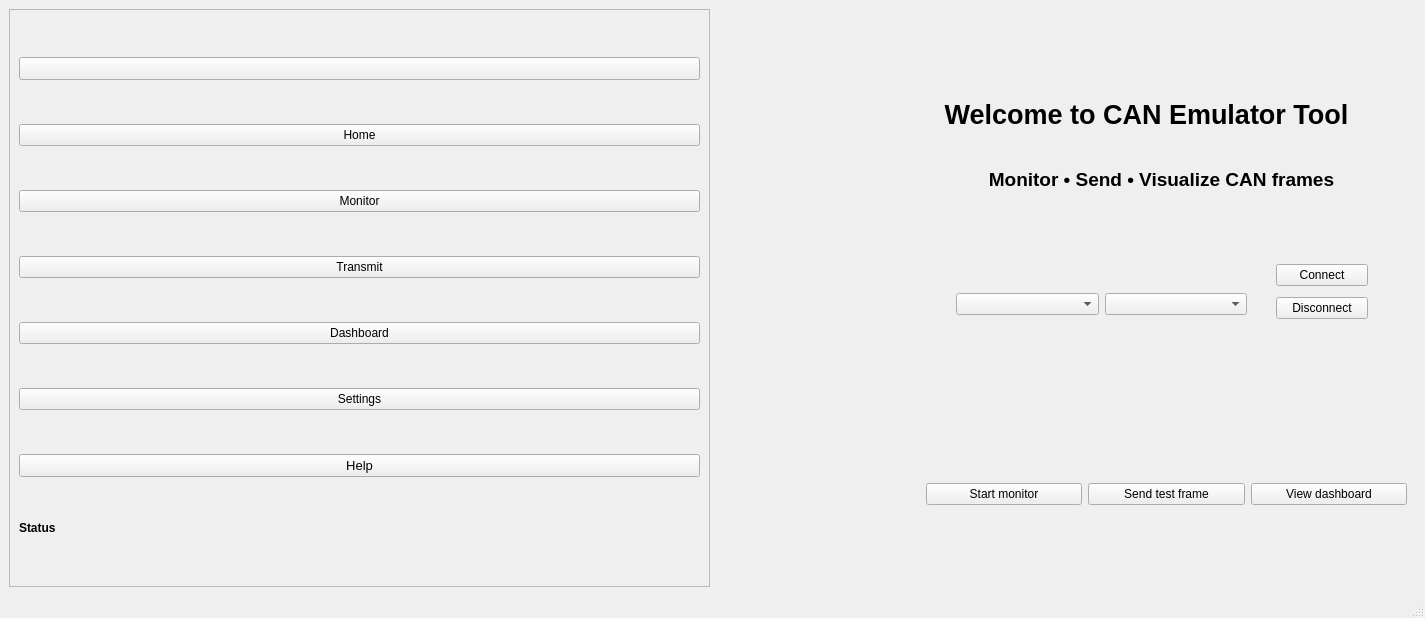
Amanislh22/CAN_Emulator_Copy, file homewindow.ui: the form before one commit.
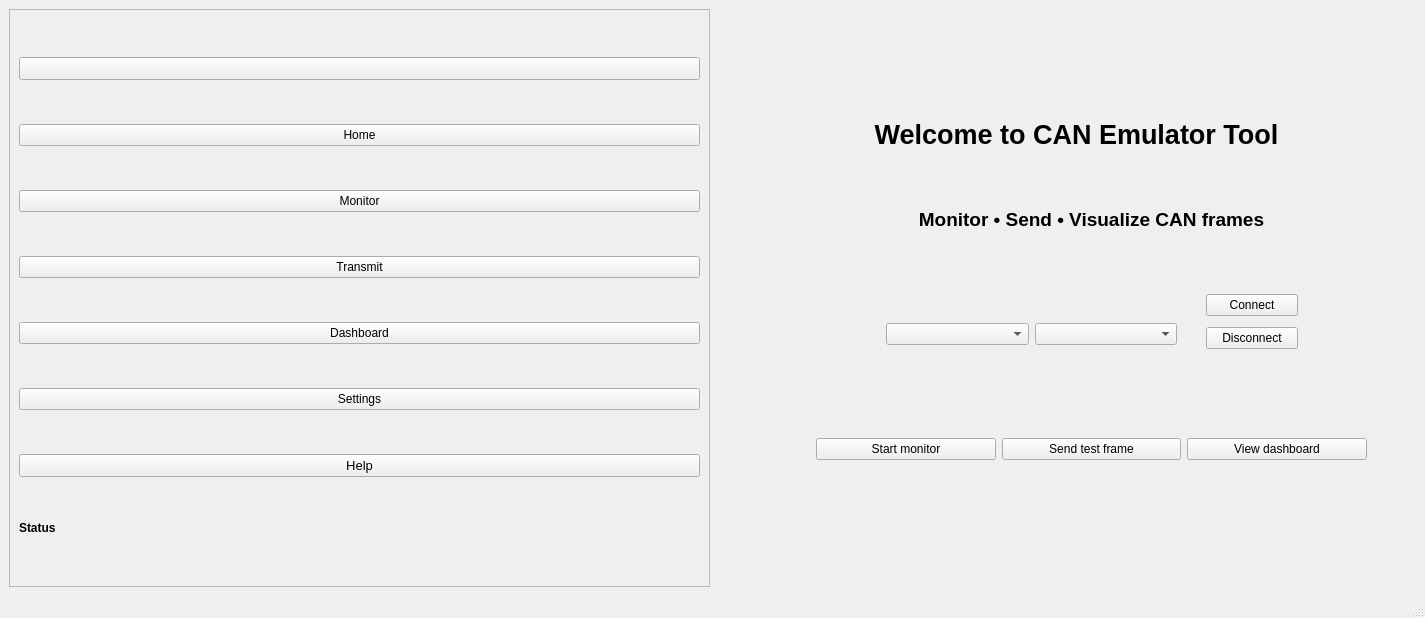
The form after the commit. The open tabs and pages were chosen to show the change.

Commit message: qt monitor interface

```diff
--- a/homewindow.ui
+++ b/homewindow.ui
@@ -127,10 +127,10 @@
        <widget class="QLabel" name="titleWelcome">
         <property name="geometry">
          <rect>
-          <x>180</x>
-          <y>60</y>
-          <width>501</width>
-          <height>91</height>
+          <x>80</x>
+          <y>70</y>
+          <width>561</width>
+          <height>111</height>
          </rect>
         </property>
         <property name="font">
@@ -149,8 +149,8 @@
        <widget class="QLabel" name="subtitleWelcome">
         <property name="geometry">
          <rect>
-          <x>230</x>
-          <y>140</y>
+          <x>160</x>
+          <y>180</y>
           <width>431</width>
           <height>61</height>
          </rect>
@@ -171,8 +171,8 @@
        <widget class="QWidget" name="layoutWidget">
         <property name="geometry">
          <rect>
-          <x>560</x>
-          <y>250</y>
+          <x>490</x>
+          <y>280</y>
           <width>92</width>
           <height>67</height>
          </rect>
@@ -197,10 +197,10 @@
        <widget class="QWidget" name="layoutWidget">
         <property name="geometry">
          <rect>
-          <x>210</x>
-          <y>470</y>
-          <width>481</width>
-          <height>31</height>
+          <x>100</x>
+          <y>410</y>
+          <width>551</width>
+          <height>61</height>
          </rect>
         </property>
         <layout class="QHBoxLayout" name="horizontalLayout_2">
@@ -230,8 +230,8 @@
        <widget class="QWidget" name="layoutWidget">
         <property name="geometry">
          <rect>
-          <x>240</x>
-          <y>280</y>
+          <x>170</x>
+          <y>310</y>
           <width>291</width>
           <height>30</height>
          </rect>
```
Left out of the diff: 2 changed lines with no effect on the pictures. The commit also changes 4 other files.
